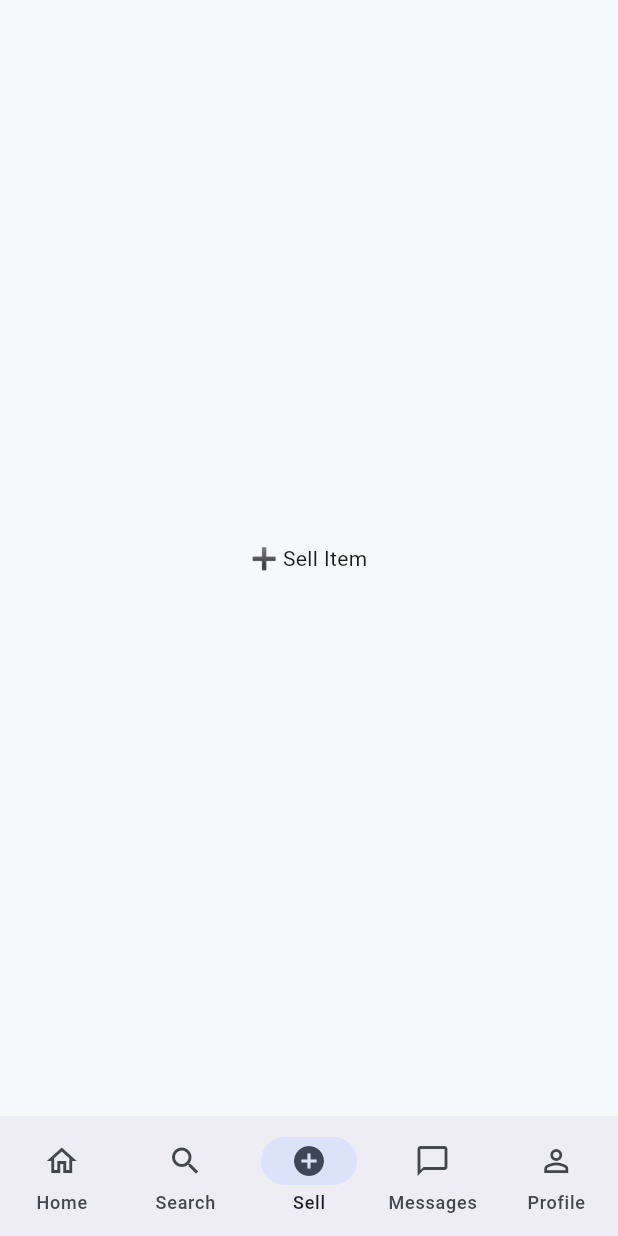
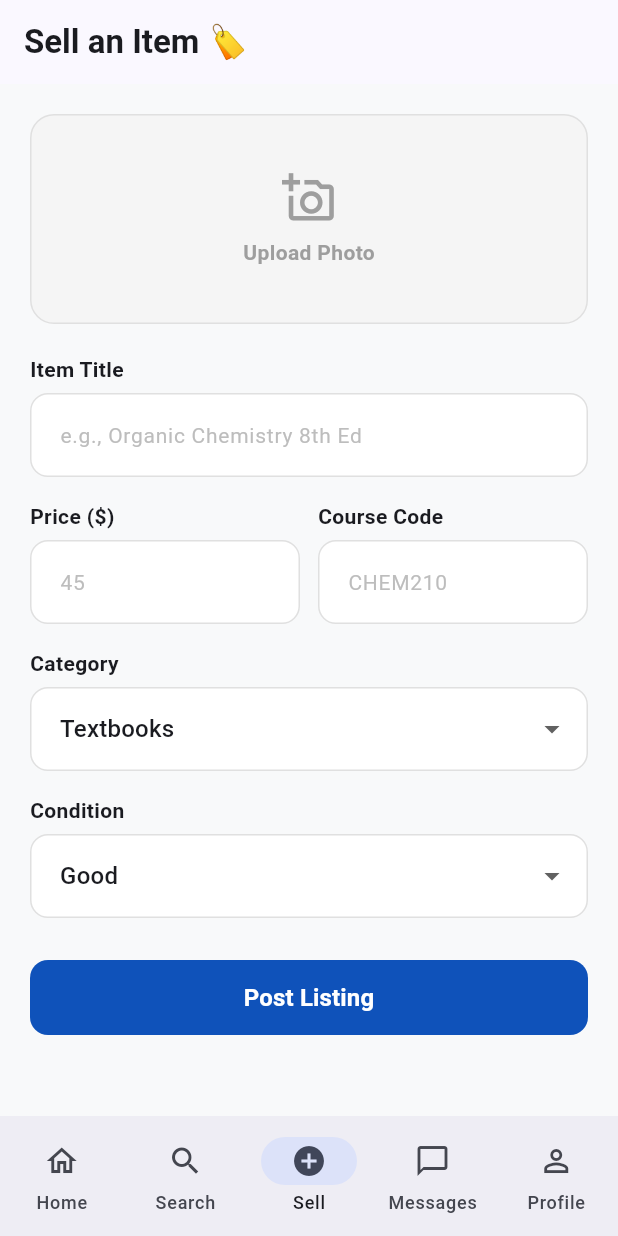
Before and after one commit to aaravv28/CampusCart, a Flutter app: the MainNavigationShell screen opened directly, item 3 of the bottom bar chosen, on a phone screen of 412 x 824 dp. Run offline on Flutter 3.47's test engine with Material 3 defaults, Android fonts, the phone set to English and light mode, and no system bars.

Commit message:
feat(listings): add sell item form UI

```diff
--- /dev/null
+++ b/lib/features/listings/screens/add_item_screen.dart
@@ -0,0 +1,128 @@
+import 'package:flutter/material.dart';
+import '../../../core/widget/custom_button.dart';
+import '../../../core/widget/custom_text_field.dart';
+
+class AddItemScreen extends StatefulWidget {
+  const AddItemScreen({super.key});
+
+  @override
+  State<AddItemScreen> createState() => _AddItemScreenState();
+}
+
+class _AddItemScreenState extends State<AddItemScreen> {
+  final _formKey = GlobalKey<FormState>();
+  final _titleController = TextEditingController();
+  final _priceController = TextEditingController();
+  final _courseCodeController = TextEditingController();
+
+  String _selectedCategory = "Textbooks";
+  String _selectedCondition = "Good";
+
+  final List<String> _categories = ["Textbooks", "Electronics", "Dorm & Furniture", "Lab Gear"];
+  final List<String> _conditions = ["New", "Like New", "Good", "Fair"];
+
+  void _submitListing() {
+    if (_formKey.currentState!.validate()) {
+      ScaffoldMessenger.of(context).showSnackBar(
+        const SnackBar(content: Text("Item listed on Campus Cart! 🎉")),
+      );
+      _titleController.clear();
+      _priceController.clear();
+      _courseCodeController.clear();
+    }
+  }
+
+  @override
+  Widget build(BuildContext context) {
+    return Scaffold(
+      appBar: AppBar(
+        title: const Text("Sell an Item 🏷️", style: TextStyle(fontWeight: FontWeight.bold)),
+      ),
+      body: SingleChildScrollView(
+        padding: const EdgeInsets.all(20.0),
+        child: Form(
+          key: _formKey,
+          child: Column(
+            crossAxisAlignment: CrossAxisAlignment.start,
+            children: [
+              // Photo Upload Box Placeholder
+              GestureDetector(
+                onTap: () {},
+                child: Container(
+                  height: 140,
+                  width: double.infinity,
+                  decoration: BoxDecoration(
+                    color: Colors.grey.shade100,
+                    borderRadius: BorderRadius.circular(16),
+                    border: Border.all(color: Colors.grey.shade300),
+                  ),
+                  child: const Column(
+                    mainAxisAlignment: MainAxisAlignment.center,
+                    children: [
+                      Icon(Icons.add_a_photo_outlined, size: 36, color: Colors.grey),
+                      SizedBox(height: 8),
+                      Text("Upload Photo", style: TextStyle(color: Colors.grey, fontWeight: FontWeight.w600)),
+                    ],
+                  ),
+                ),
+              ),
+              const SizedBox(height: 20),
+
+              CustomTextField(
+                label: "Item Title",
+                hint: "e.g., Organic Chemistry 8th Ed",
+                controller: _titleController,
+                validator: (val) => val == null || val.isEmpty ? "Title required" : null,
+              ),
+              const SizedBox(height: 16),
+
+              Row(
+                children: [
+                  Expanded(
+                    child: CustomTextField(
+                      label: "Price (\$)",
+                      hint: "45",
+                      controller: _priceController,
+                      keyboardType: TextInputType.number,
+                      validator: (val) => val == null || val.isEmpty ? "Price required" : null,
+                    ),
+                  ),
+                  const SizedBox(width: 12),
+                  Expanded(
+                    child: CustomTextField(
+                      label: "Course Code",
+                      hint: "CHEM210",
+                      controller: _courseCodeController,
+                      validator: (val) => val == null || val.isEmpty ? "Course required" : null,
+                    ),
+                  ),
+                ],
+              ),
+              const SizedBox(height: 16),
+
+              const Text("Category", style: TextStyle(fontWeight: FontWeight.bold, fontSize: 14)),
+              const SizedBox(height: 6),
+              DropdownButtonFormField<String>(
+                value: _selectedCategory,
+                items: _categories.map((c) => DropdownMenuItem(value: c, child: Text(c))).toList(),
+                onChanged: (val) => setState(() => _selectedCategory = val!),
+              ),
+              const SizedBox(height: 16),
+
+              const Text("Condition", style: TextStyle(fontWeight: FontWeight.bold, fontSize: 14)),
+              const SizedBox(height: 6),
+              DropdownButtonFormField<String>(
+                value: _selectedCondition,
+                items: _conditions.map((c) => DropdownMenuItem(value: c, child: Text(c))).toList(),
+                onChanged: (val) => setState(() => _selectedCondition = val!),
+              ),
+              const SizedBox(height: 28),
+
+              CustomButton(text: "Post Listing", onPressed: _submitListing),
+            ],
+          ),
+        ),
+      ),
+    );
+  }
+}
--- a/lib/navigation/main_navigation_shell.dart
+++ b/lib/navigation/main_navigation_shell.dart
@@ -1,5 +1,6 @@
 import 'package:flutter/material.dart';
 import '../features/listings/screens/home_feed_screen.dart';
+import '../features/listings/screens/add_item_screen.dart';
 
 class MainNavigationShell extends StatefulWidget {
   const MainNavigationShell({super.key});
@@ -14,7 +15,7 @@ class _MainNavigationShellState extends State<MainNavigationShell> {
   final List<Widget> _screens = [
     const HomeFeedScreen(),
     const Center(child: Text("🔍 Search & Filter")),
-    const Center(child: Text("➕ Sell Item")),
+    const AddItemScreen(), // 👈 Replaced sell placeholder with actual screen
     const Center(child: Text("💬 Messages")),
     const Center(child: Text("👤 Profile")),
   ];
```
Also changed, not shown: 2 other files.
